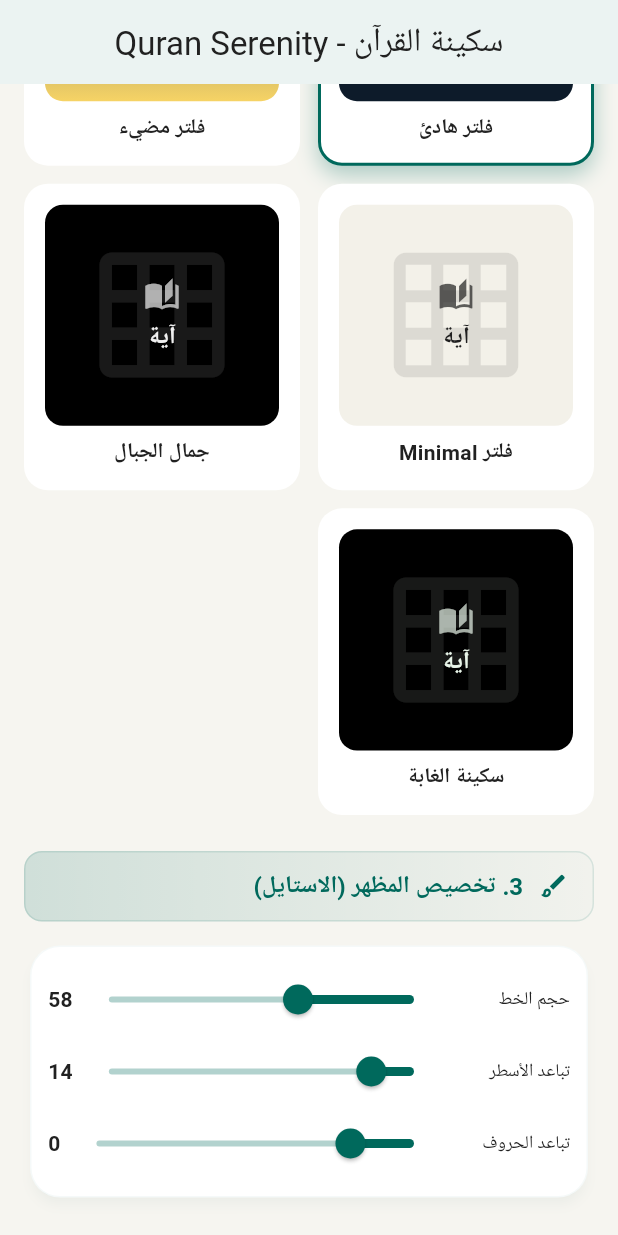
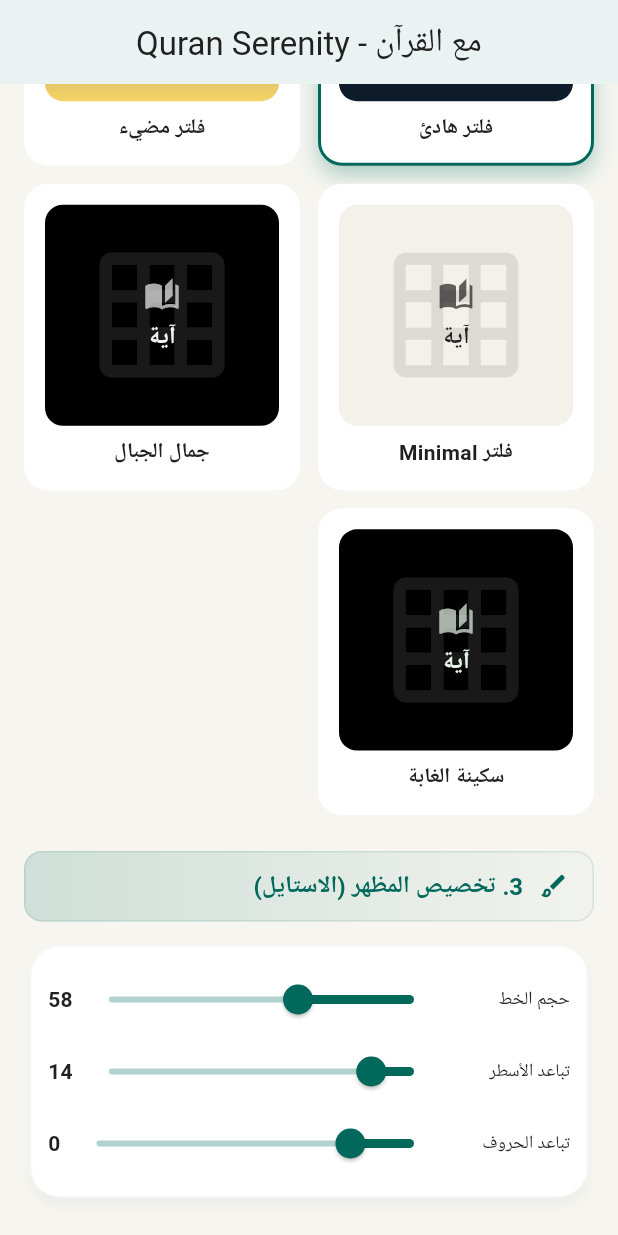
Before and after one commit to ahmedabdelhaleemnoby/quran_reels_generator, a Flutter app: the screen it shows after launch, scrolled down 576 dp, on a phone screen of 412 x 824 dp. Run offline on Flutter 3.47's test engine with Material 3 defaults, Android fonts, the phone set to English and light mode, and no system bars; our stand-ins replace file_picker, flutter_riverpod, image_picker, permission_handler, share_plus, video_player; missing offline and left inert: ffmpeg_kit_flutter_full; network calls fail; Roboto replaces fonts that are missing (Amiri).

Commit message:
feat: Update app bar title, improve text line spacing and footer alignment, and fix audio synchronization in video rendering.

```diff
--- a/lib/features/quran_generator/data/text_render_service.dart
+++ b/lib/features/quran_generator/data/text_render_service.dart
@@ -90,7 +90,7 @@ class TextRenderService {
           textDirection: TextDirection.rtl,
           fontSize: filter.fontSize,
           fontFamily: filter.fontFamily,
-          height: filter.lineSpacing / filter.fontSize,
+          height: 1.0 + (filter.lineSpacing / 50.0), // Higher base spacing
         ),
       )..pushStyle(ui.TextStyle(
           foreground: Paint()
@@ -119,7 +119,7 @@ class TextRenderService {
         textDirection: TextDirection.rtl,
         fontSize: filter.fontSize,
         fontFamily: filter.fontFamily,
-        height: filter.lineSpacing / filter.fontSize,
+        height: 1.0 + (filter.lineSpacing / 50.0), // Higher base spacing
       ),
     )..pushStyle(ui.TextStyle(
         color: filter.textColor,
@@ -145,6 +145,7 @@ class TextRenderService {
           textDirection: TextDirection.rtl,
           fontSize: (filter.fontSize * 0.4).clamp(14, 28),
           fontFamily: filter.fontFamily,
+          height: 1.2, // Improved alignment for footer
         ),
       )..pushStyle(ui.TextStyle(
           color: filter.textColor.withAlpha(200),
--- a/lib/features/quran_generator/data/video_render_service.dart
+++ b/lib/features/quran_generator/data/video_render_service.dart
@@ -64,8 +64,8 @@ class VideoRenderService {
       args.addAll(['-i', image.path]);
     }
 
-    // Audio Input
-    args.addAll(['-i', audioFile.path]);
+    // Audio Input (with slight offset to fix sync lag: images come before sound)
+    args.addAll(['-itsoffset', '0.3', '-i', audioFile.path]);
 
     final audioInputIdx = bgInputCount + textImages.length;
 
--- a/lib/features/quran_generator/presentation/quran_generator_screen.dart
+++ b/lib/features/quran_generator/presentation/quran_generator_screen.dart
@@ -108,7 +108,7 @@ class _QuranGeneratorScreenState extends ConsumerState<QuranGeneratorScreen> {
 
     return Scaffold(
       appBar: AppBar(
-        title: const Text('سكينة القرآن - Quran Serenity'),
+        title: const Text('مع القرآن - Quran Serenity'),
         centerTitle: true,
       ),
       body: SafeArea(
```
